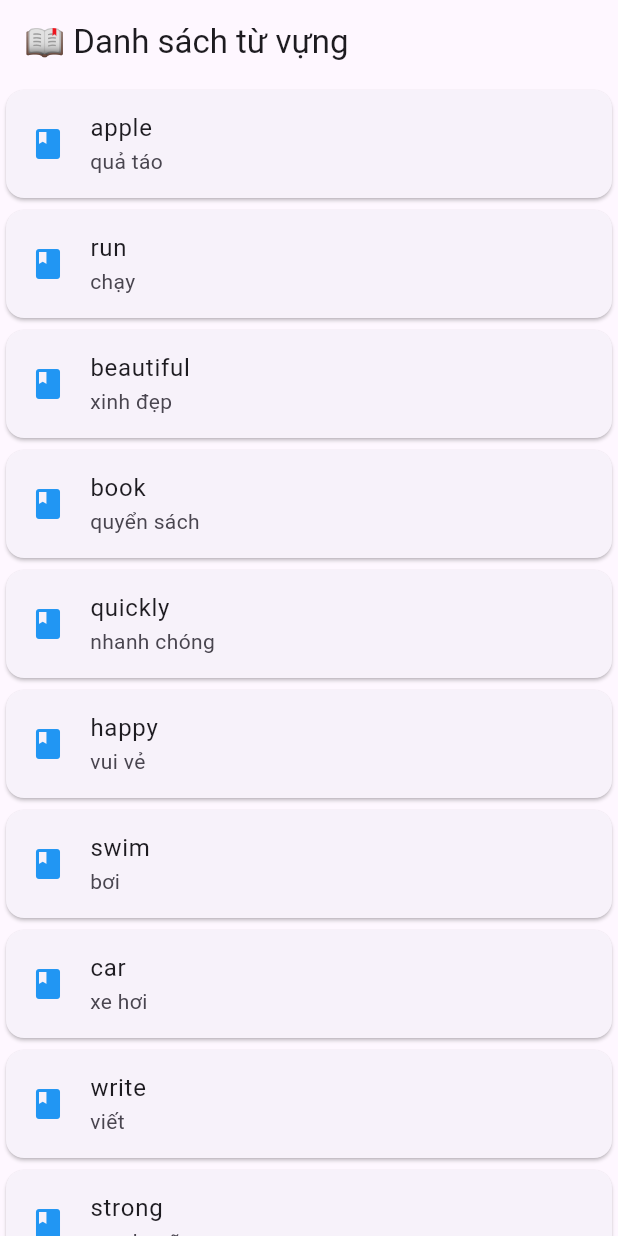
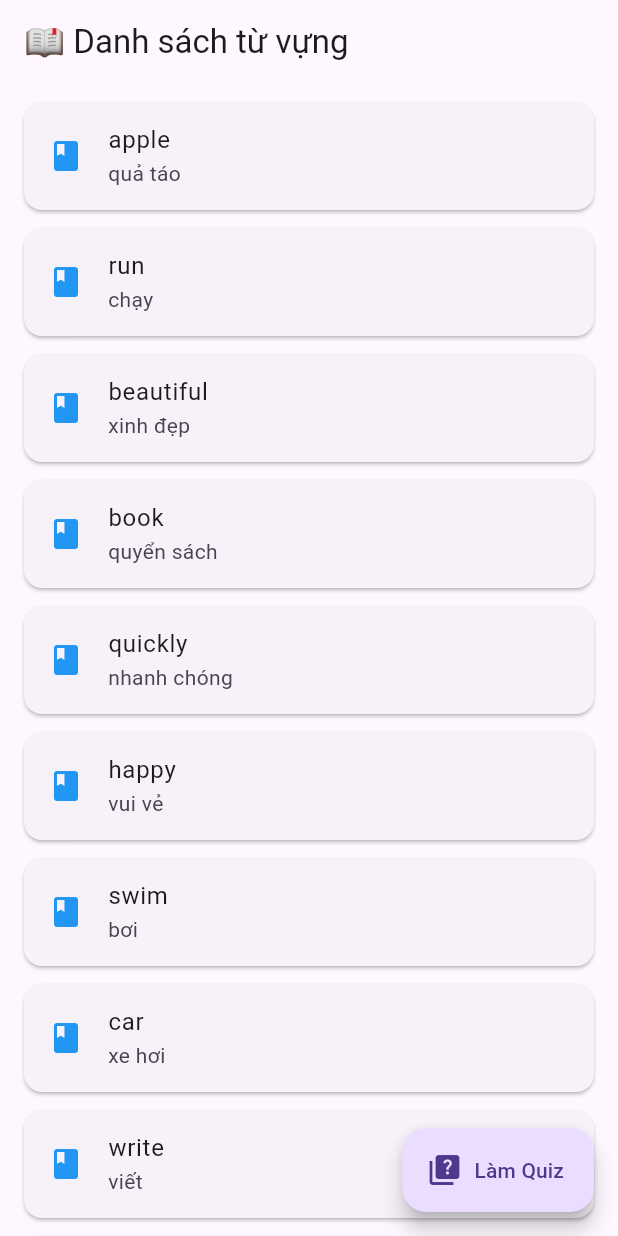
Before and after one commit to HA-NH/DC23V7X004-ProjectVocabularyApp, a Flutter app: the screen it shows after launch, on a phone screen of 412 x 824 dp. Run offline on Flutter 3.47's test engine with Material 3 defaults, Android fonts, the phone set to English and light mode, and no system bars.

Commit message:
Them man hinh quiz va ket qua

```diff
--- a/lib/main.dart
+++ b/lib/main.dart
@@ -1,6 +1,8 @@
 import 'package:flutter/material.dart';
 import 'screens/list_screen.dart';
 import 'screens/detail_screen.dart';
+import 'screens/quiz_screen.dart';
+import 'screens/result_screen.dart';
 
 void main() {
   runApp(const VocabularyApp());
@@ -19,6 +21,8 @@ class VocabularyApp extends StatelessWidget {
       routes: {
         '/': (context) => const ListScreen(),
         '/detail': (context) => const DetailScreen(),
+        '/quiz': (context) => const QuizScreen(),
+        '/result': (context) => const ResultScreen(score: 0, total: 0), // placeholder
       },
     );
   }
--- a/lib/screens/list_screen.dart
+++ b/lib/screens/list_screen.dart
@@ -16,7 +16,7 @@ class _ListScreenState extends State<ListScreen> {
   @override
   void initState() {
     super.initState();
-    _wordsFuture = JsonLoader.loadWords(); // Load dữ liệu từ JSON
+    _wordsFuture = JsonLoader.loadWords();
   }
 
   @override
@@ -27,22 +27,28 @@ class _ListScreenState extends State<ListScreen> {
         future: _wordsFuture,
         builder: (context, snapshot) {
           if (snapshot.connectionState == ConnectionState.waiting) {
-            return const Center(child: CircularProgressIndicator()); // Hiển thị loading
-          } else if (snapshot.hasError) {
-            return Center(child: Text('Lỗi tải dữ liệu: ${snapshot.error}')); // Xử lý lỗi
-          } else if (!snapshot.hasData || snapshot.data!.isEmpty) {
+            return const Center(child: CircularProgressIndicator());
+          }
+
+          if (snapshot.hasError) {
+            return Center(child: Text('Lỗi tải dữ liệu: ${snapshot.error}'));
+          }
+
+          final words = snapshot.data;
+
+          if (words == null || words.isEmpty) {
             return const Center(child: Text('Không có từ vựng nào.'));
           }
 
-          final words = snapshot.data!;
-          return ListView.builder(
+          return ListView.separated(
+            padding: const EdgeInsets.symmetric(vertical: 8, horizontal: 12),
             itemCount: words.length,
+            separatorBuilder: (_, __) => const SizedBox(height: 4),
             itemBuilder: (context, index) {
               final word = words[index];
               return VocabCard(
                 word: word,
                 onTap: () {
-                  // Điều hướng sang màn hình chi tiết
                   Navigator.pushNamed(context, '/detail', arguments: word);
                 },
               );
@@ -50,6 +56,21 @@ class _ListScreenState extends State<ListScreen> {
           );
         },
       ),
+      floatingActionButton: FutureBuilder<List<Word>>(
+        future: _wordsFuture,
+        builder: (context, snapshot) {
+          if (snapshot.connectionState == ConnectionState.done &&
+              snapshot.hasData &&
+              snapshot.data!.isNotEmpty) {
+            return FloatingActionButton.extended(
+              onPressed: () => Navigator.pushNamed(context, '/quiz'),
+              icon: const Icon(Icons.quiz),
+              label: const Text('Làm Quiz'),
+            );
+          }
+          return const SizedBox.shrink(); // Ẩn nút khi chưa sẵn sàng
+        },
+      ),
     );
   }
 }
```
Also changed, not shown: lib/screens/quiz_screen.dart (added, +106 -0 lines), lib/screens/result_screen.dart (added, +33 -0 lines).
